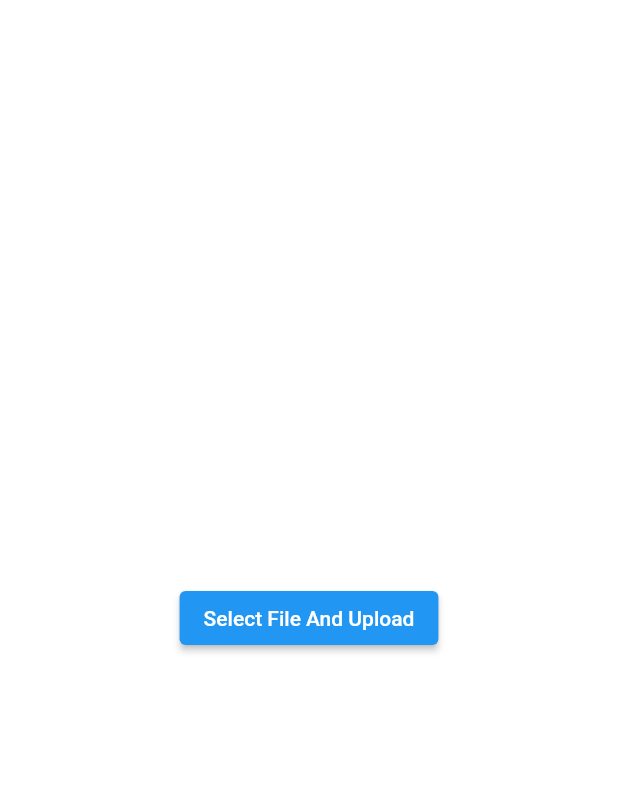
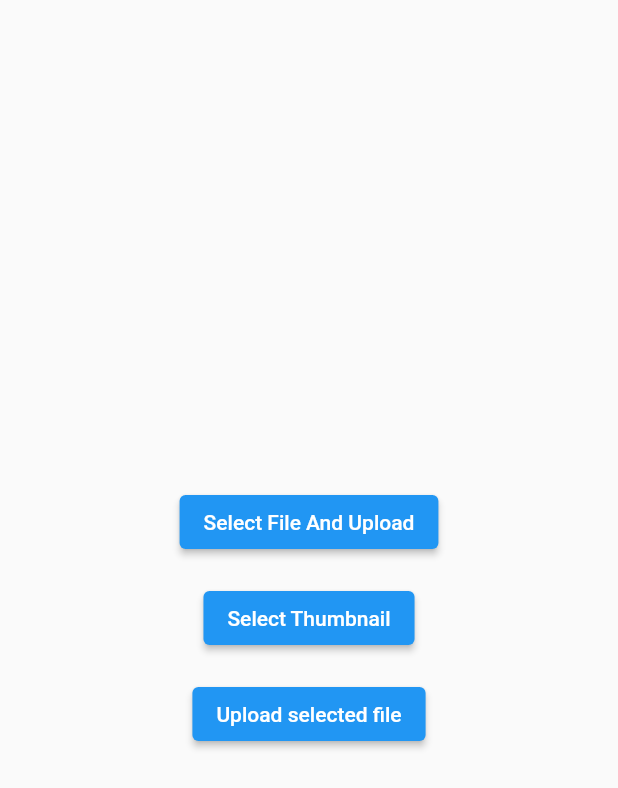
Before and after one commit to 6thsolution/large_file_uploader, a Flutter app: the screen it shows after launch, after a tap on "Select File And Upload", on a phone screen of 412 x 824 dp. Shown: the top 788 px of the screen. Run offline on Flutter 3.47's test engine with Material 2 defaults, Android fonts, the phone set to English and light mode, and no system bars; missing offline and left inert: dart:html, universal_html; statements that could not run were skipped.

Commit message:
feat: add new example

```diff
--- a/example/lib/main.dart
+++ b/example/lib/main.dart
@@ -1,3 +1,5 @@
+import 'dart:html' as html;
+
 import 'package:flutter/material.dart';
 import 'package:large_file_uploader/large_file_uploader.dart';
 
@@ -20,38 +22,111 @@ class MyApp extends StatelessWidget {
   }
 }
 
-class UploadExample extends StatelessWidget {
+class UploadExample extends StatefulWidget {
   const UploadExample({Key? key}) : super(key: key);
 
   @override
+  State<UploadExample> createState() => _UploadExampleState();
+}
+
+class _UploadExampleState extends State<UploadExample> {
+  late final LargeFileUploader _largeFileUploader;
+
+  html.File? pickedFile;
+  html.File? pickedThumbnail;
+
+  bool isFileSelected = false;
+  bool isThumbnailSelected = false;
+
+  final accessToken = '';
+  final url = '';
+
+  @override
+  void initState() {
+    _largeFileUploader = LargeFileUploader();
+    super.initState();
+  }
+
+  @override
   Widget build(BuildContext context) {
-    return Column(
+    return Scaffold(
+      body: SizedBox(
+        width: double.maxFinite,
+        child: Column(
           mainAxisAlignment: MainAxisAlignment.center,
           children: [
             ElevatedButton(
                 onPressed: () {
-              LargeFileUploader(
-                jsWorkerName: 'upload_worker.js',
-              ).selectFileAndUpload(
-                method: 'POST',
-                fileKeyInFormData: 'file',
-                uploadUrl: 'https://baseurl.com/upload-path',
-                data: {
-                  'title': 'awesome file',
-                },
-                headers: {'Authorization': 'Bearer jwtToken'},
-                onSendProgress: (progress) =>
-                    debugPrint('onSendProgress:$progress'),
-                fakePreProcessMaxProgress: 30,
-                fakePreProcessProgressPeriodInMillisecond: 500,
-                onSendWithFakePreProcessProgress: (progress) =>
-                    debugPrint('onSendWithFakePreProcessProgress:$progress'),
-                onComplete: () => debugPrint('onComplete'),
-                onFailure: () => debugPrint('onFailure'),
-              );
+                  _largeFileUploader.pick(
+                      type: FileTypes.file,
+                      callback: (file) {
+                        setState(() {
+                          pickedFile = file;
+                          isFileSelected = false;
+                        });
+                      });
                 },
                 child: const Text("Select File And Upload")),
+            const SizedBox(
+              height: 8,
+            ),
+            if (isFileSelected)
+              const Text(
+                "You need to select a file first",
+                style: TextStyle(color: Colors.red),
+              ),
+            const SizedBox(
+              height: 8,
+            ),
+            ElevatedButton(
+                onPressed: () {
+                  _largeFileUploader.pick(
+                      type: FileTypes.image,
+                      callback: (file) {
+                        setState(() {
+                          pickedThumbnail = file;
+                          isThumbnailSelected = false;
+                        });
+                      });
+                },
+                child: const Text("Select Thumbnail")),
+            const SizedBox(
+              height: 8,
+            ),
+            if (isThumbnailSelected)
+              const Text(
+                "You need to select a thumbnail first",
+                style: TextStyle(color: Colors.red),
+              ),
+            const SizedBox(
+              height: 8,
+            ),
+            ElevatedButton(
+                onPressed: () {
+                  if (pickedFile != null && pickedThumbnail != null) {
+                    _largeFileUploader.upload(
+                      uploadUrl: url,
+                      headers: {"Authorization": "Bearer $accessToken"},
+                      data: {"title": "Sample Title", "thumbnail": pickedThumbnail, "file": pickedFile},
+                      onSendProgress: (progress) => debugPrint(progress.toString()),
+                      onComplete: (response) => debugPrint(response.toString()),
+                    );
+
+                    setState(() {
+                      isFileSelected = false;
+                      isThumbnailSelected = false;
+                    });
+                  } else {
+                    setState(() {
+                      isFileSelected = true;
+                      isThumbnailSelected = true;
+                    });
+                  }
+                },
+                child: const Text("Upload selected file")),
           ],
+        ),
+      ),
     );
   }
 }
```
Lines whose indentation alone changed are shown as unchanged.
